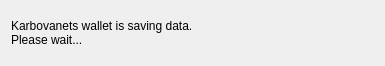
First picture: the form in src/Gui/Common/ExitWidget.ui, repository Karbovanets/Karbo-lite, before the edit.
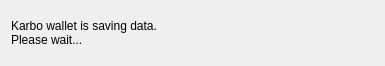
Second picture: the form after the edit.

Commit message: Karbo designation

The edit to the form file:
```diff
--- a/src/Gui/Common/ExitWidget.ui
+++ b/src/Gui/Common/ExitWidget.ui
@@ -17,7 +17,7 @@
    <item>
     <widget class="QLabel" name="label">
      <property name="text">
-      <string>Karbovanets wallet is saving data.
+      <string>Karbo wallet is saving data.
 Please wait...</string>
      </property>
     </widget>
```
The commit also changes 10 other files.
